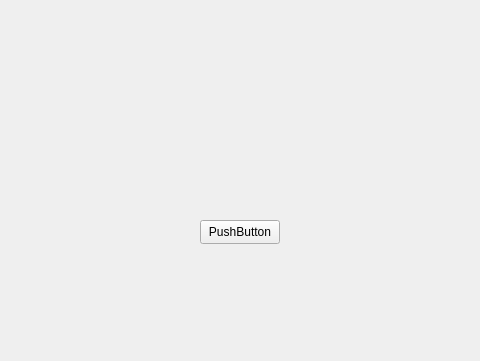
First picture: the form in guessoword/homewindow.ui, repository aku47z/guess-o-word, before the edit; both pictures show x 110 to 590 and y 0 to 361 of the 742 by 361 pixel window.
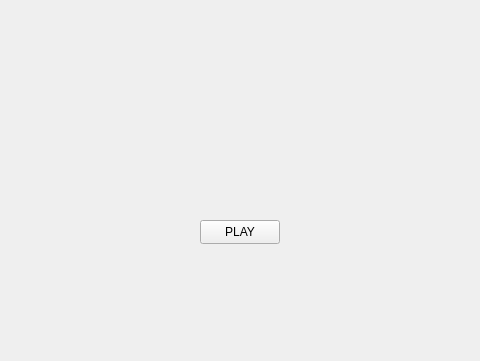
Second picture: the form after the edit. Icons and pictures are not drawn.

The edit to the form file:
```diff
--- a/guessoword/homewindow.ui
+++ b/guessoword/homewindow.ui
@@ -48,7 +48,7 @@
     <bool>false</bool>
    </property>
    <property name="text">
-    <string>PushButton</string>
+    <string>PLAY</string>
    </property>
   </widget>
  </widget>
```
